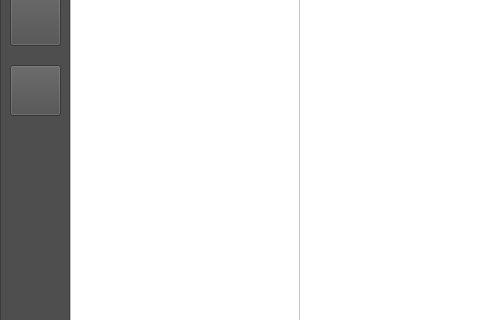
First picture: the form in client/litechat_interface.ui, repository joshmiao/LiteChat, before the edit; both pictures show x 0 to 480 and y 95 to 415 of the 680 by 500 pixel window.
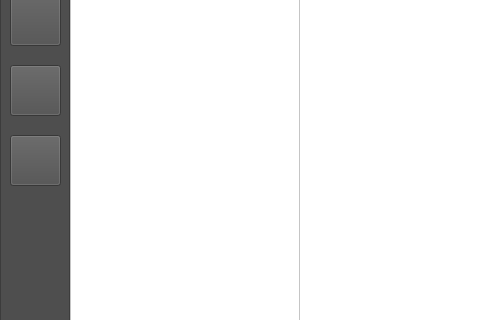
Second picture: the form after the edit. Icons and pictures are not drawn.

Patch:
```diff
--- a/client/litechat_interface.ui
+++ b/client/litechat_interface.ui
@@ -110,6 +110,24 @@
       <string/>
      </property>
     </widget>
+    <widget class="QPushButton" name="pushButton_3">
+     <property name="geometry">
+      <rect>
+       <x>10</x>
+       <y>230</y>
+       <width>51</width>
+       <height>51</height>
+      </rect>
+     </property>
+     <property name="styleSheet">
+      <string notr="true">background-color: rgb(78, 78, 78);
+border-image: url(:/img/friends.png);
+</string>
+     </property>
+     <property name="text">
+      <string/>
+     </property>
+    </widget>
    </widget>
    <widget class="QLineEdit" name="lineEdit">
     <property name="geometry">
```
